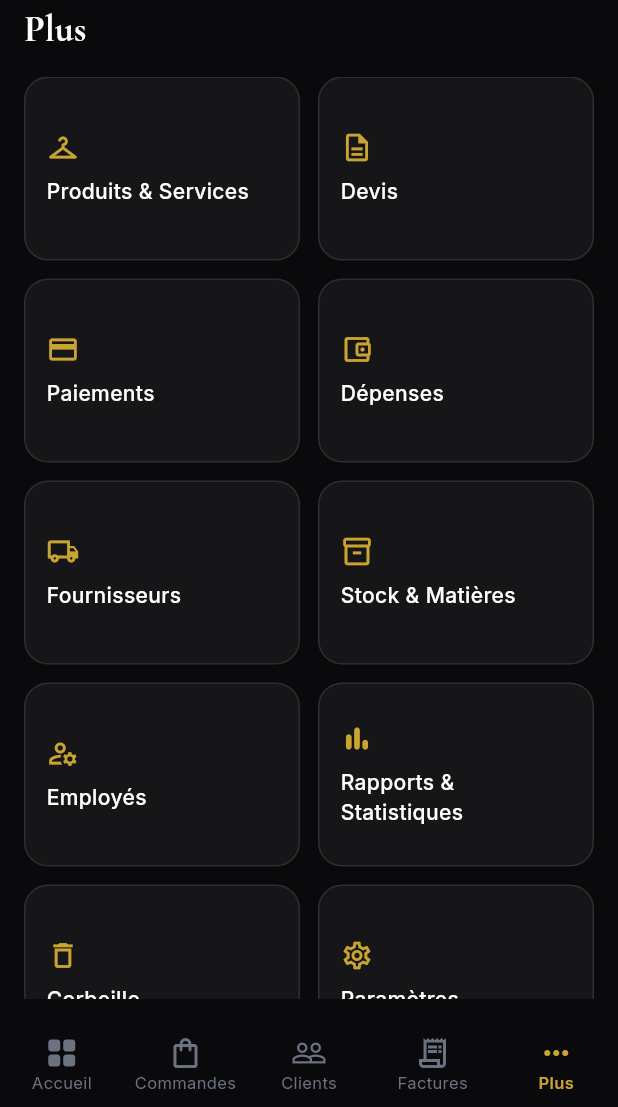
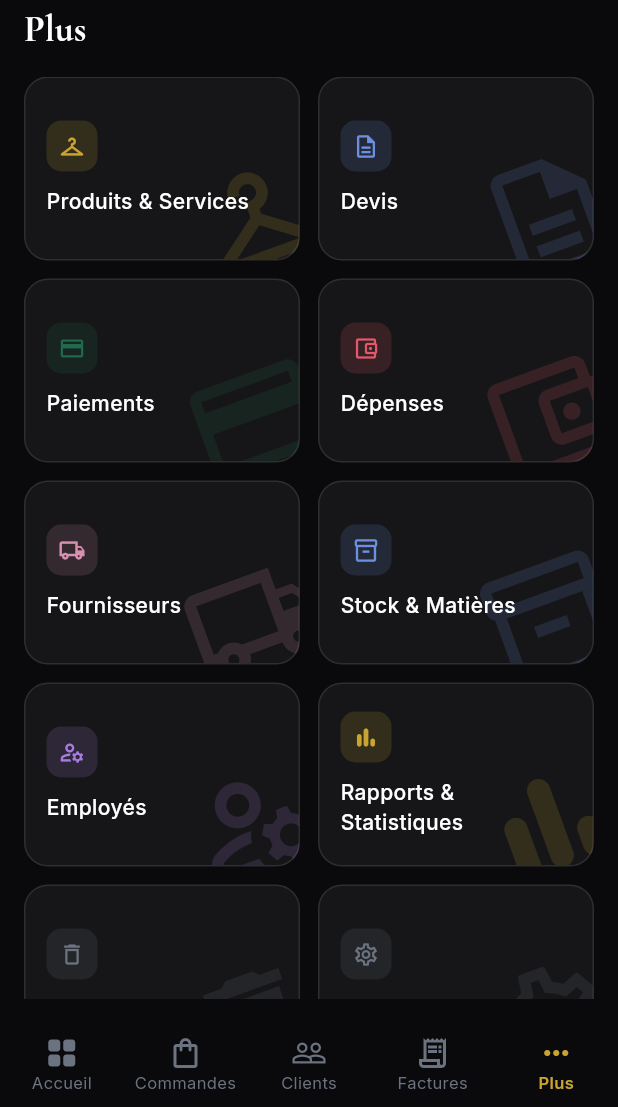
Before and after one commit to traoreboubacar7073-lang/champion-style-Mobile-, a Flutter app: the screen it shows after launch, item 5 of the bottom bar chosen, on a phone screen of 412 x 824 dp, the part 129-1236 px from its top. Run offline on Flutter 3.47's test engine with Material 3 defaults, Android fonts, the phone set to English and light mode, and no system bars; our stand-ins replace google_fonts, image_picker, pdf, printing, sqflite; accounts and stored records are empty.

Commit message:
Icones colorees en fond des tuiles du menu Plus

```diff
--- a/lib/screens/main_shell.dart
+++ b/lib/screens/main_shell.dart
@@ -14,24 +14,27 @@ import 'placeholder_screen.dart';
 class DrawerItem {
   final String label;
   final IconData icon;
+  final Color color;
   final WidgetBuilder builder;
-  const DrawerItem(this.label, this.icon, this.builder);
+  const DrawerItem(this.label, this.icon, this.color, this.builder);
 }
 
 /// Liste complète des sections de l'application, utilisée à la fois pour
 /// le tiroir latéral et l'écran "Plus" — reprend la même organisation que
-/// la version ordinateur et la version web mobile.
+/// la version ordinateur et la version web mobile. Chaque section a sa
+/// propre couleur, pour que les tuiles du menu "Plus" soient visuellement
+/// distinctes d'un coup d'œil.
 final List<DrawerItem> drawerItems = [
-  DrawerItem('Produits & Services', Icons.checkroom_outlined, (_) => const ProduitsScreen()),
-  DrawerItem('Devis', Icons.description_outlined, (_) => const PlaceholderScreen(title: 'Devis')),
-  DrawerItem('Paiements', Icons.credit_card_outlined, (_) => const PlaceholderScreen(title: 'Paiements')),
-  DrawerItem('Dépenses', Icons.account_balance_wallet_outlined, (_) => const PlaceholderScreen(title: 'Dépenses')),
-  DrawerItem('Fournisseurs', Icons.local_shipping_outlined, (_) => const PlaceholderScreen(title: 'Fournisseurs')),
-  DrawerItem('Stock & Matières', Icons.inventory_2_outlined, (_) => const PlaceholderScreen(title: 'Stock & Matières')),
-  DrawerItem('Employés', Icons.manage_accounts_outlined, (_) => const PlaceholderScreen(title: 'Employés')),
-  DrawerItem('Rapports & Statistiques', Icons.bar_chart_rounded, (_) => const PlaceholderScreen(title: 'Rapports')),
-  DrawerItem('Corbeille', Icons.delete_outline, (_) => const PlaceholderScreen(title: 'Corbeille')),
-  DrawerItem('Paramètres', Icons.settings_outlined, (_) => const ParametresScreen()),
+  DrawerItem('Produits & Services', Icons.checkroom_outlined, AppColors.gold, (_) => const ProduitsScreen()),
+  DrawerItem('Devis', Icons.description_outlined, AppColors.blue, (_) => const PlaceholderScreen(title: 'Devis')),
+  DrawerItem('Paiements', Icons.credit_card_outlined, AppColors.deepGreen, (_) => const PlaceholderScreen(title: 'Paiements')),
+  DrawerItem('Dépenses', Icons.account_balance_wallet_outlined, AppColors.rose, (_) => const PlaceholderScreen(title: 'Dépenses')),
+  DrawerItem('Fournisseurs', Icons.local_shipping_outlined, AppColors.pink, (_) => const PlaceholderScreen(title: 'Fournisseurs')),
+  DrawerItem('Stock & Matières', Icons.inventory_2_outlined, AppColors.blue, (_) => const PlaceholderScreen(title: 'Stock & Matières')),
+  DrawerItem('Employés', Icons.manage_accounts_outlined, AppColors.purple, (_) => const PlaceholderScreen(title: 'Employés')),
+  DrawerItem('Rapports & Statistiques', Icons.bar_chart_rounded, AppColors.gold, (_) => const PlaceholderScreen(title: 'Rapports')),
+  DrawerItem('Corbeille', Icons.delete_outline, AppColors.textFaint, (_) => const PlaceholderScreen(title: 'Corbeille')),
+  DrawerItem('Paramètres', Icons.settings_outlined, AppColors.textFaint, (_) => const ParametresScreen()),
 ];
 
 class MainShell extends StatefulWidget {
@@ -223,6 +226,7 @@ class _PlusGrid extends StatelessWidget {
                     _PlusTile(
                       icon: item.icon,
                       label: item.label,
+                      color: item.color,
                       onTap: () => Navigator.push(context, MaterialPageRoute(builder: item.builder)),
                     ),
                 ],
@@ -256,8 +260,9 @@ class ScreenHeaderInline extends StatelessWidget {
 class _PlusTile extends StatelessWidget {
   final IconData icon;
   final String label;
+  final Color color;
   final VoidCallback onTap;
-  const _PlusTile({required this.icon, required this.label, required this.onTap});
+  const _PlusTile({required this.icon, required this.label, required this.color, required this.onTap});
 
   @override
   Widget build(BuildContext context) {
@@ -265,19 +270,41 @@ class _PlusTile extends StatelessWidget {
       onTap: onTap,
       borderRadius: BorderRadius.circular(16),
       child: Container(
-        padding: const EdgeInsets.all(14),
         decoration: BoxDecoration(
           color: context.cardBg,
           borderRadius: BorderRadius.circular(16),
           border: Border.all(color: context.cardBorder),
         ),
-        child: Column(
-          crossAxisAlignment: CrossAxisAlignment.start,
-          mainAxisAlignment: MainAxisAlignment.center,
+        clipBehavior: Clip.antiAlias,
+        child: Stack(
           children: [
-            Icon(icon, size: 22, color: AppColors.gold),
-            const SizedBox(height: 8),
-            Text(label, style: TextStyle(fontSize: 14, color: context.textPrimary, fontWeight: FontWeight.w500)),
+            // Icône géante, à peine visible, positionnée en fond pour que
+            // chaque tuile ait une identité visuelle propre d'un coup d'œil
+            // — sans dépendre d'images externes à charger.
+            Positioned(
+              right: -18,
+              bottom: -18,
+              child: Transform.rotate(
+                angle: -0.35,
+                child: Icon(icon, size: 92, color: color.withOpacity(context.isDark ? 0.16 : 0.13)),
+              ),
+            ),
+            Padding(
+              padding: const EdgeInsets.all(14),
+              child: Column(
+                crossAxisAlignment: CrossAxisAlignment.start,
+                mainAxisAlignment: MainAxisAlignment.center,
+                children: [
+                  Container(
+                    width: 34, height: 34,
+                    decoration: BoxDecoration(color: color.withOpacity(0.16), borderRadius: BorderRadius.circular(10)),
+                    child: Icon(icon, size: 18, color: color),
+                  ),
+                  const SizedBox(height: 10),
+                  Text(label, style: TextStyle(fontSize: 14, color: context.textPrimary, fontWeight: FontWeight.w500)),
+                ],
+              ),
+            ),
           ],
         ),
       ),
```
